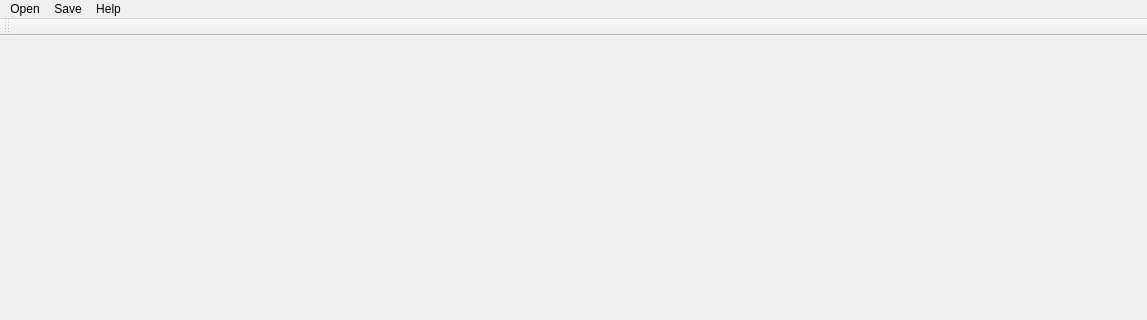
Qt form imago.ui (Devesh99/Imago) before a commit; both pictures show x 0 to 1147 and y 0 to 320 of the 1147 by 798 pixel window.
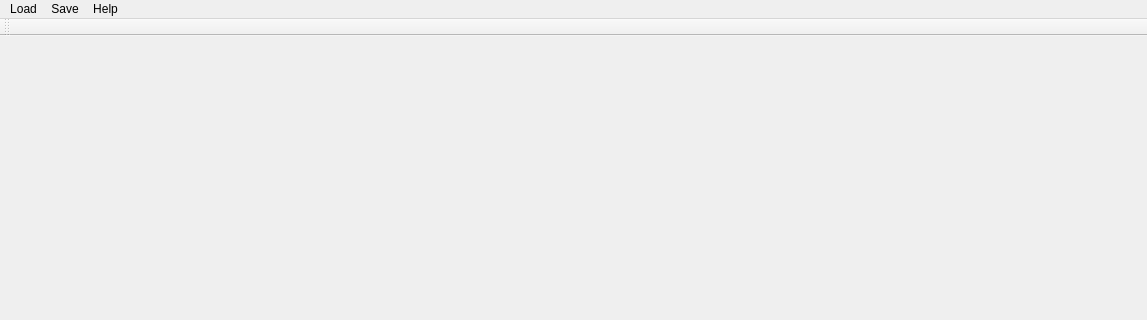
The same form after that commit.

Commit message: twenty first - project code for submission, initial report push

Patch:
```diff
--- a/imago.ui
+++ b/imago.ui
@@ -820,7 +820,7 @@
    </property>
    <widget class="QMenu" name="menuImago">
     <property name="title">
-     <string>Open</string>
+     <string>Load</string>
     </property>
     <addaction name="actionOpen_Image"/>
     <addaction name="actionOpen_Video"/>
```
The commit also changes 2 other files.
